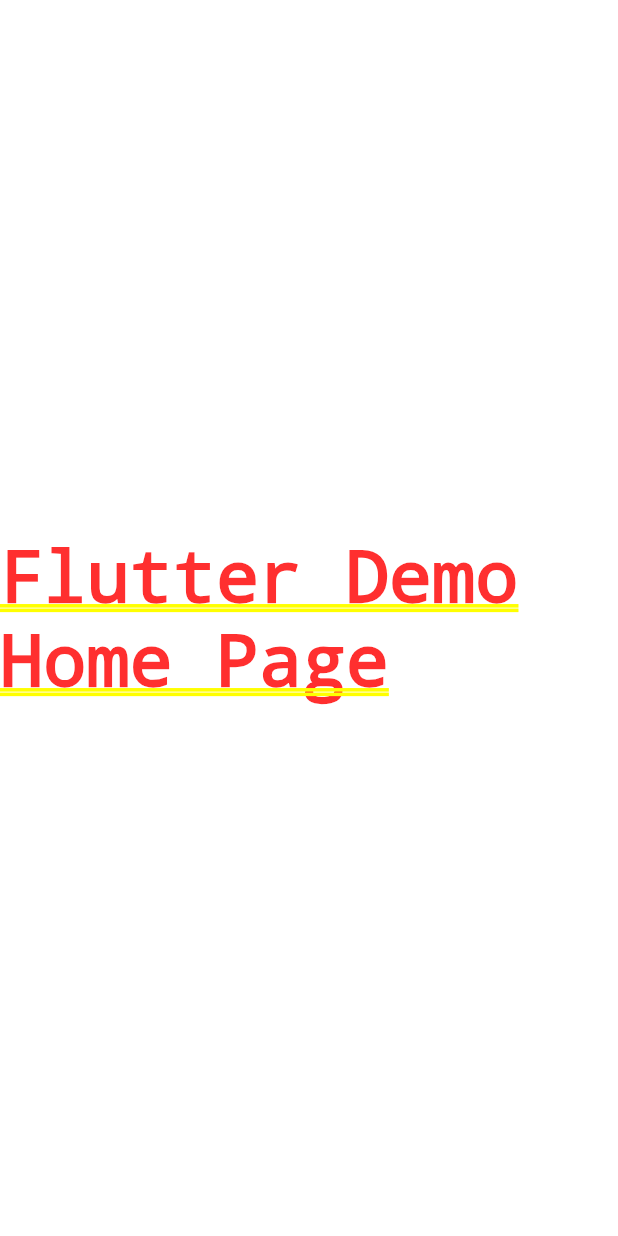
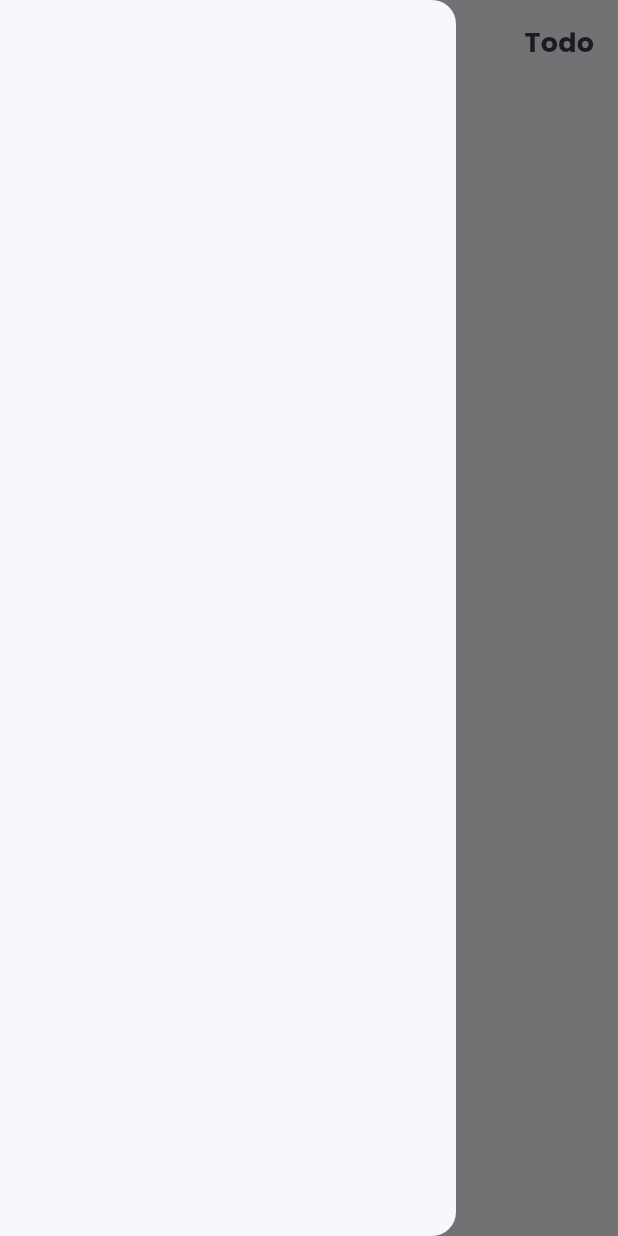
Before and after one commit to lucasxgb/todo_app, a Flutter app: the screen it shows after launch, with the side drawer open (before the commit the screen has no drawer), on a phone screen of 412 x 824 dp. Run offline on Flutter 3.47's test engine with Material 3 defaults, Android fonts, the phone set to English and light mode, and no system bars; our stand-ins replace google_fonts.

Commit message:
:tada: init: iniciando o aplicativo de tarefas

```diff
--- a/lib/src/app_widget.dart
+++ b/lib/src/app_widget.dart
@@ -1,4 +1,6 @@
 import 'package:flutter/material.dart';
+import 'package:todo_app/src/home/view/home_page.dart';
+import 'package:todo_app/src/shared/res/global_theme_data.dart';
 
 class TodoApp extends StatelessWidget {
   const TodoApp({super.key});
@@ -8,11 +10,11 @@ class TodoApp extends StatelessWidget {
     return MaterialApp(
       title: 'Todo App',
       debugShowCheckedModeBanner: false,
-      theme: ThemeData(
-        colorScheme: ColorScheme.fromSeed(seedColor: Colors.deepPurple),
-        useMaterial3: true,
-      ),
-      home: const Center(child: Text('Flutter Demo Home Page')),
+      themeMode: ThemeMode.light,
+      theme: GlobalThemeData.lightThemeData,
+      darkTheme: GlobalThemeData.darkThemeData,
+
+      home: const HomePage(),
     );
   }
 }
--- /dev/null
+++ b/lib/src/home/view/home_page.dart
@@ -0,0 +1,29 @@
+import 'package:flutter/material.dart';
+import 'package:todo_app/src/shared/widgets/app_drawer.dart';
+
+class HomePage extends StatelessWidget {
+  const HomePage({super.key});
+
+  @override
+  Widget build(BuildContext context) {
+    final TextTheme textTheme = Theme.of(context).textTheme;
+    return Scaffold(
+      drawer: const AppDrawer(),
+      appBar: AppBar(
+        title: Align(
+          alignment: Alignment.centerRight,
+          child: Text(
+            'Todo',
+            style: textTheme.titleMedium,
+          ),
+        ),
+      ),
+      body: Center(
+        child: Text(
+          'Olá mundo',
+          style: textTheme.bodyMedium,
+        ),
+      ),
+    );
+  }
+}
--- /dev/null
+++ b/lib/src/shared/res/global_theme_data.dart
@@ -0,0 +1,48 @@
+import 'package:flutter/material.dart';
+import 'package:todo_app/src/shared/res/global_theme_text.dart';
+
+class GlobalThemeData {
+  static final Color _lightFocusColor = Colors.white.withOpacity(0.12);
+  static final Color _darkFocusColor = Colors.black.withOpacity(0.12);
+
+  static const ColorScheme darkColorScheme = ColorScheme(
+      brightness: Brightness.dark,
+      primary: Color(0xFF00ADB5),
+      onPrimary: Color(0xFFF6F8FC),
+      secondary: Color(0xFFF6F8FC),
+      onSecondary: Color(0xFF393E46),
+      error: Colors.redAccent,
+      onError: Color(0xFFEEEEEE),
+      background: Color(0xFF222831),
+      onBackground: Color(0xFFF6F8FC),
+      surface: Color(0xFFEEEEEE),
+      onSurface: Color(0xFF00ADB5));
+
+  static const ColorScheme lightColorScheme = ColorScheme(
+      brightness: Brightness.light,
+      primary: Color(0xFF393E46),
+      onPrimary: Color(0xFFF6F8FC),
+      secondary: Color(0xFFF6F8FC),
+      onSecondary: Color(0xFF393E46),
+      error: Colors.redAccent,
+      onError: Color(0xFFEEEEEE),
+      background: Color(0xFFF6F8FC),
+      onBackground: Color(0xFF393E46),
+      surface: Color(0xFFF6F8FC),
+      onSurface: Color(0xFF393E46));
+
+  static ThemeData lightThemeData =
+      themeData(lightColorScheme, _lightFocusColor);
+
+  static ThemeData darkThemeData = themeData(darkColorScheme, _darkFocusColor);
+
+  static ThemeData themeData(ColorScheme colorScheme, Color focusColor) {
+    return ThemeData(
+        textTheme: GlobalThemeText.textTheme,
+        colorScheme: colorScheme,
+        canvasColor: colorScheme.background,
+        scaffoldBackgroundColor: colorScheme.background,
+        highlightColor: Colors.transparent,
+        focusColor: focusColor);
+  }
+}
--- /dev/null
+++ b/lib/src/shared/res/global_theme_text.dart
@@ -0,0 +1,11 @@
+import 'package:flutter/material.dart';
+import 'package:google_fonts/google_fonts.dart';
+
+class GlobalThemeText {
+  static TextStyle textStyle =
+      TextStyle(fontFamily: GoogleFonts.poppins().fontFamily);
+  static TextTheme textTheme = TextTheme(
+    titleMedium: textStyle.copyWith(fontSize: 18, fontWeight: FontWeight.bold),
+    bodyMedium: textStyle.copyWith(fontSize: 14, fontWeight: FontWeight.w500),
+  );
+}
--- /dev/null
+++ b/lib/src/shared/widgets/app_drawer.dart
@@ -0,0 +1,10 @@
+import 'package:flutter/material.dart';
+
+class AppDrawer extends StatelessWidget {
+  const AppDrawer({super.key});
+
+  @override
+  Widget build(BuildContext context) {
+    return const Drawer();
+  }
+}
--- a/pubspec.yaml
+++ b/pubspec.yaml
@@ -35,6 +35,7 @@ dependencies:
   # The following adds the Cupertino Icons font to your application.
   # Use with the CupertinoIcons class for iOS style icons.
   cupertino_icons: ^1.0.6
+  google_fonts: ^6.2.1
 
 dev_dependencies:
   flutter_test:
```
Also changed, not shown: pubspec.lock, 1 other file.
